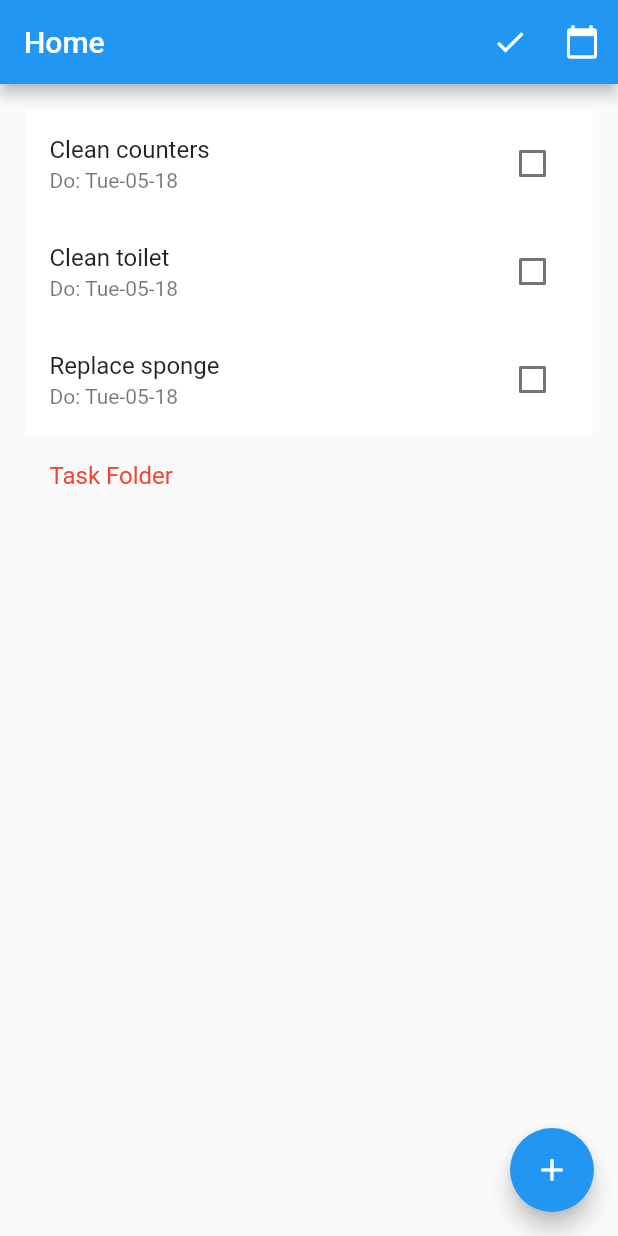
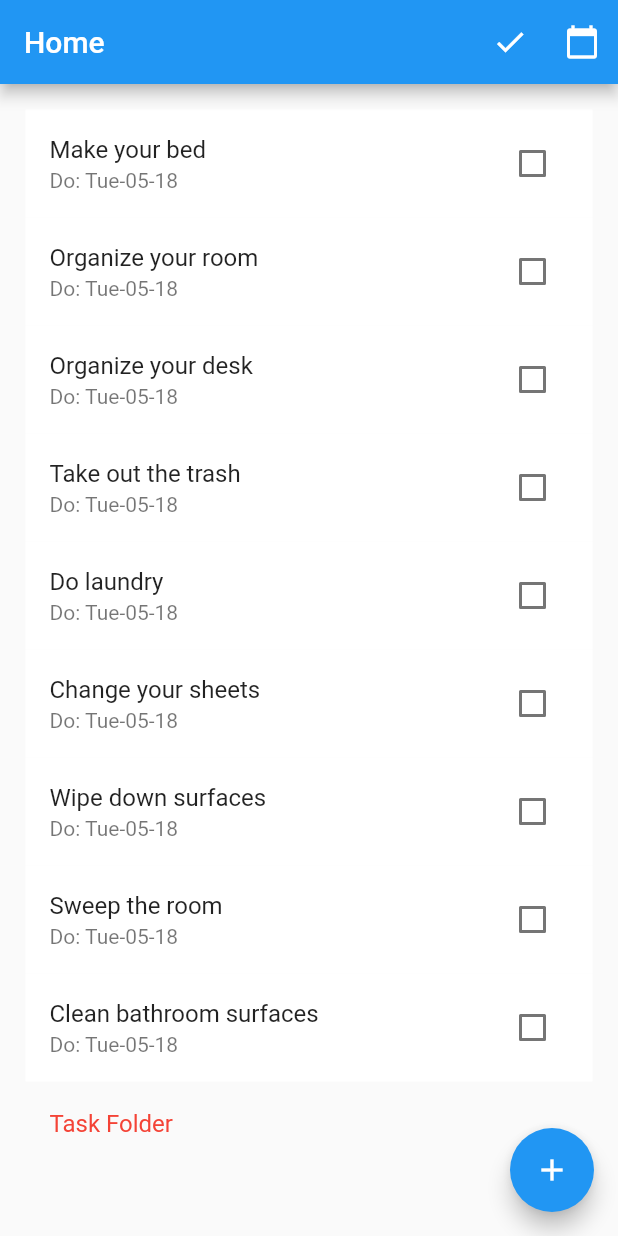
Before and after one commit to sysemenova/college_survival_software, a Flutter app: the screen it shows after launch, on a phone screen of 412 x 824 dp. Run offline on Flutter 3.47's test engine with Material 2 defaults, Android fonts, the phone set to English and light mode, and no system bars.

Commit message:
Small edits.

```diff
--- a/lib/getTaskList.dart
+++ b/lib/getTaskList.dart
@@ -93,14 +93,69 @@ List getTaskList () {
 /// purposes.
 List getDummyTaskList () {
   return [
-    HouseholdTask('Clean counters',
-        'You should do this because clean counters make a bathroom much nicer.',
-        'Get some paper towels and a spray spray and go ham', false,
-        recurringArgs: {Symbol("every"): Duration(days: 2)}),
-    HouseholdTask('Clean toilet', 'Dont want nasty bathroom, now do w?e',
-        'Get yourself a scrubby scrubby and do it.', false),
-    HouseholdTask('Replace sponge', 'You know how nasty those things get?',
-        'Go to the store and buy a nice new clean one', false),
+    HouseholdTask('Make your bed',
+        'You should do this to start your day off on the right foot. Also, '
+            'people tend to be more productive and are less likely to get back into bed if their bed is made',
+        'Straighten out your bed sheets and comforter. If the sheets have come untucked at the end, tuck them '
+            'back in (this might happen more if you’re a restless sleeper)', false,
+        recurringArgs: {Symbol("every"): Duration(days: 1)}),
+    HouseholdTask('Organize your room',
+        'You should do this because an organized room often correlates with an organized mind. '
+            'Cleaning your room also decrease the amount of dust mites and bugs, therefore reducing allergies!'
+            'Finally, keeping your room clean prevents spills and accidents',
+        'Pick up any clothes or clutter off the floor. Tuck in your desk chair. Open your windows to let the air circulate.', false,
+        recurringArgs: {Symbol("every"): Duration(days: 3)}),
+    HouseholdTask('Organize your desk',
+        'It’s way too easy to lose track of important documents/items on a messy desk. '
+            'When everything piles up, it takes a while to find any one object or paper on the desk. '
+            'When the desk is clean, it gives you more space to work. A crowded desk might mean you '
+            'only have enough room for your papers and not your textbook, or vice versa.',
+        'Get rid of loose papers: Pick up all the papers, notes, and other loose sheets that are lying around.'
+            'Organize your papers: Organize and file the papers you want to keep in binders, folders, or file cabinets. '
+            'Throw useless paper away. It is a great idea to reuse paper in different ways if you can.'
+            'Organize writing tools: Collect your pens, pencils, and other writing tools and store them in a cup, pencil case, or special drawer.'
+            'Clean up your books: Put away any books or magazines that are lying around. Give useless magazines to paper recycling centers.', false,
+        recurringArgs: {Symbol("every"): Duration(days: 3)}),
+    HouseholdTask('Take out the trash',
+        'Bugs and other unwanted pests will come to your room if you leave the trash full for too long. An unpleasant smell may also fill your room.',
+        'Take the current bag out to the trash. Replace with a new bag.', false,
+        recurringArgs: {Symbol("every"): Duration(days: 3)}),
+    HouseholdTask('Do laundry',
+        'First, proof by duh: you need clean clothes. Having clean clothes is good for the people around you - prevent strange odors. '
+            'Having clean clothes is good for you - (health effects of wearing dirty clothes)',
+        'Wash your clothes depending on usage - weekly is fairly good. Learn to use the machines near you (most are coin-operated).'
+            'Separate loads by lights/darks, wash at different temperatures: Darks on cold, lights on warm', false,
+        recurringArgs: {Symbol("every"): Duration(days: 7)}),
+    HouseholdTask('Change your sheets',
+        'As we sleep, our sheets accumulate dead skin cells and mites. Sheets can also accumulate pollen, animal dander, fungi, and bacteria, '
+            'as well as our sweat. Basically, there’s a lot of stuff that shows up in our sheets over time that we don’t want to sleep in.',
+        'Wash your sheets at least every other week (if you sweat a lot, consider washing every week). Wash sheets and other bedding in hot water '
+            '(if sheets instruct you to wash in cold water, try ironing them after to kill off mites without prolonging exposure to heat).'
+            'Between washes, make sure you: avoid taking a nap after a sweaty workout, keep pets off the bed, remove debris from socks and/or feet.', false,
+        recurringArgs: {Symbol("every"): Duration(days: 7)}),
+    HouseholdTask('Wipe down surfaces',
+        'Dust on surfaces is bad for aesthetic reasons - it makes everything look worse. However, the main reason is that all the dust on your '
+            'surfaces rarely stays on your surfaces. And unless you remove the dust with a cloth or something similar, its next destination is '
+            'your lungs. As for objects on surfaces such as shelves, it’s good to take stock of what’s up there every so often so you don’t '
+            'spend an hour looking for something the next time you need it.',
+        'Grab a microfiber cloth, and start removing dust from your surfaces. Dust from the top down, as while the cloth should trap most of the dust,'
+            ' any dust it displaces up top will fall down, and you’ll be able to get it when you dust the lower surfaces. Dampen the cloth before '
+            'you start, or spray it with an all-purpose cleaner. Use a dry cloth to dust things like art pieces/collectibles/etc that can’t get wet'
+            'For ceilings and such, you might need something with a longer handle.', false,
+        recurringArgs: {Symbol("every"): Duration(days: 7)}),
+    HouseholdTask('Sweep the room',
+        'Remove debris and other things that accumulate on hard floors.',
+        'Get a broom, and in a simple mechanical fashion, push it along the floor. Always push in the same direction (either away from you or towards '
+            'you) and try to gather all of the floor’s debris in one place. Then, grab a dustpan and sweep all of the debris into the dustpan. '
+            'This will take a couple tries. If there’s a line left behind, position the dustpan’s edge perpendicular to the line of debris and '
+            'keep trying to get it into the dustpan.', false,
+        recurringArgs: {Symbol("every"): Duration(days: 7)}),
+    HouseholdTask('Clean bathroom surfaces',
+        'Mold and other dirt can grow on bathroom surfaces if they are not properly cleaned. Prevent illness and infection from spreading through '
+            'the bacteria. Stay safe - puddles and a cluttered space can lead to injuries',
+        'Clean surfaces (bathtub, sink, toilet, floor, etc) with disinfectant/bleach. Wipe up any puddles. Vacuum bath mat. Clean shower curtains '
+            'and shower mat.', false,
+        recurringArgs: {Symbol("every"): Duration(days: 7)}),
     HouseholdTaskList('Task Folder',
         [
           HouseholdTask('Another task', 'You thought youd seen the last of me', 'not at all!', false),
--- a/lib/householdtaskwidget.dart
+++ b/lib/householdtaskwidget.dart
@@ -8,18 +8,20 @@ final fontTask = TextStyle(fontSize: 24, color: Colors.white);
 class TaskWidget extends StatefulWidget {
   // When creating the widget, I pass in the task that it's meant to display.
   HouseholdTask task;
-  TaskWidget(this.task);
+  Color taskcolor;
+  TaskWidget(this.task, {Color this.taskcolor = Colors.blue});
 
   // Here, that task gets passed into the state class, which is the only
   // place you should be working in.
   @override
-  _TaskWidgetState createState() => _TaskWidgetState(task);
+  _TaskWidgetState createState() => _TaskWidgetState(task, taskcolor);
 }
 
 class _TaskWidgetState extends State<TaskWidget> {
   // This receives the data that's passed in when instantiating the widget.
   HouseholdTask task;
-  _TaskWidgetState(this.task);
+  Color taskcolor;
+  _TaskWidgetState(this.task, this.taskcolor);
 
   // build() will pass back a scaffold widget, which will have everything
   // inside. Important place to play!!
@@ -38,7 +40,10 @@ class _TaskWidgetState extends State<TaskWidget> {
     var info = [wString, task.why, hString, task.how, task.doneCheck];
 
     return Scaffold(
-      appBar: AppBar(title: Text(task.name, style: fontTask)),
+      appBar: AppBar(
+        title: Text(task.name, style: fontTask),
+        backgroundColor: taskcolor,
+      ),
 
       // IMPORTANT: ListView is your friend because you can scroll in it,
       // but he's also somewhat a mystery. I only understand how to use the
@@ -92,7 +97,7 @@ class _TaskWidgetState extends State<TaskWidget> {
 
   Widget buildRowHeader(text) {
     return Container(
-        color: Colors.blue,
+        color: taskcolor,
         child: ListTile(
             title: Text(text, style: fontTask)
         )
--- a/lib/tasklist.dart
+++ b/lib/tasklist.dart
@@ -135,7 +135,7 @@ class _TaskListState extends State<TaskListWidget> {
 
   void pushTask(HouseholdTask task) {
     Navigator.push(
-        context, MaterialPageRoute(builder: (context) => TaskWidget(task))
+        context, MaterialPageRoute(builder: (context) => TaskWidget(task, taskcolor: barcolor,))
     ).then((value) => setState((){}));
   }
 
```
Also changed, not shown: pubspec.lock.
